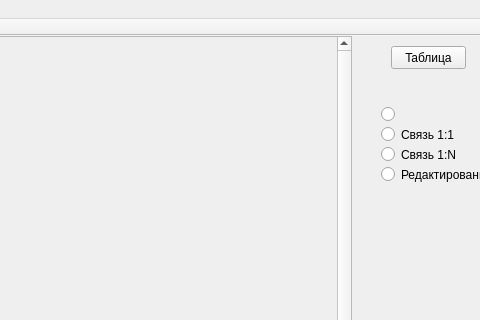
Before: the Qt Designer form MainForm/mainwindow.ui in Hronbox/CASE_SWDEP, drawn with Qt 5; both pictures show x 269 to 749 and y 0 to 320 of the 749 by 491 pixel window.
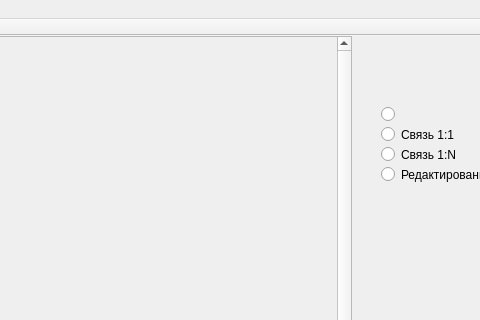
After: the same form once the commit is applied. Icons and pictures are not drawn.

Patch:
```diff
--- a/MainForm/mainwindow.ui
+++ b/MainForm/mainwindow.ui
@@ -17,23 +17,7 @@
    <string comment="Студент"/>
   </property>
   <widget class="QWidget" name="centralWidget">
-   <widget class="QPushButton" name="pushButton_3">
-    <property name="geometry">
-     <rect>
-      <x>660</x>
-      <y>10</y>
-      <width>75</width>
-      <height>23</height>
-     </rect>
-    </property>
-    <property name="text">
-     <string>Taблица</string>
-    </property>
-    <property name="checkable">
-     <bool>true</bool>
-    </property>
-   </widget>
-   <widget class="QRadioButton" name="radioButton">
+   <widget class="QRadioButton" name="tableRadio">
     <property name="geometry">
      <rect>
       <x>650</x>
```
Left out of the diff: 14 changed lines with no effect on the pictures.
